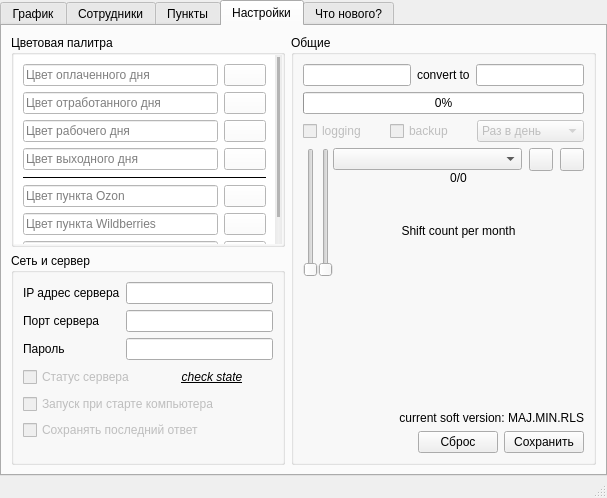
First picture: the form in mainwindow.ui, repository The-Zealot/WBScheduleManager, before the edit.
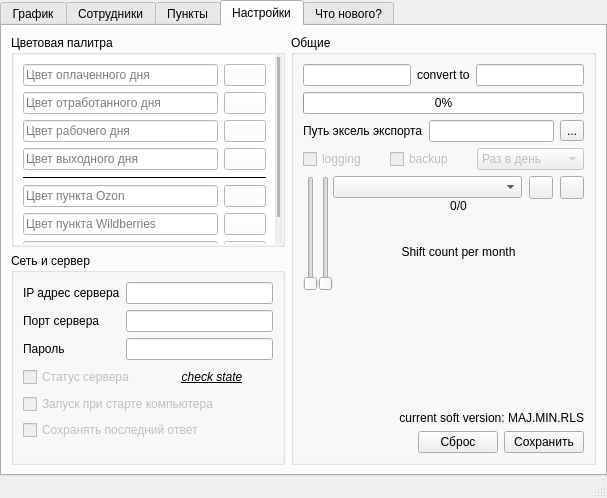
Second picture: the form after the edit. The open tabs and pages were chosen to show the change. Icons and pictures are not drawn. Custom widgets are drawn as their Qt base class.

Commit message: Added the able to save the export path to excel

The edit to the form file:
```diff
--- a/mainwindow.ui
+++ b/mainwindow.ui
@@ -1214,6 +1214,27 @@
             </layout>
            </item>
            <item row="1" column="0">
+            <layout class="QHBoxLayout" name="horizontalLayout_10">
+             <item>
+              <widget class="QLabel" name="label_4">
+               <property name="text">
+                <string>Путь эксель экспорта</string>
+               </property>
+              </widget>
+             </item>
+             <item>
+              <widget class="QLineEdit" name="editExcelExportPath"/>
+             </item>
+             <item>
+              <widget class="QToolButton" name="toolButtonSelectExcelExportPath">
+               <property name="text">
+                <string>...</string>
+               </property>
+              </widget>
+             </item>
+            </layout>
+           </item>
+           <item row="2" column="0">
             <layout class="QHBoxLayout" name="horizontalLayout_7">
              <item>
               <widget class="QCheckBox" name="checkBox">
@@ -1268,7 +1289,7 @@
              </item>
             </layout>
            </item>
-           <item row="2" column="0">
+           <item row="3" column="0">
             <layout class="QGridLayout" name="gridLayout_4">
              <property name="spacing">
               <number>0</number>
@@ -1392,7 +1413,7 @@
              </item>
             </layout>
            </item>
-           <item row="3" column="0">
+           <item row="4" column="0">
             <spacer name="verticalSpacer">
              <property name="orientation">
               <enum>Qt::Vertical</enum>
@@ -1405,7 +1426,7 @@
              </property>
             </spacer>
            </item>
-           <item row="4" column="0">
+           <item row="5" column="0">
             <widget class="QLabel" name="labelVersion">
              <property name="text">
               <string>current soft version: MAJ.MIN.RLS</string>
@@ -1415,7 +1436,7 @@
              </property>
             </widget>
            </item>
-           <item row="5" column="0">
+           <item row="6" column="0">
             <layout class="QHBoxLayout" name="horizontalLayout_12">
              <item>
               <spacer name="horizontalSpacer_2">
```
The commit also changes 4 other files.
